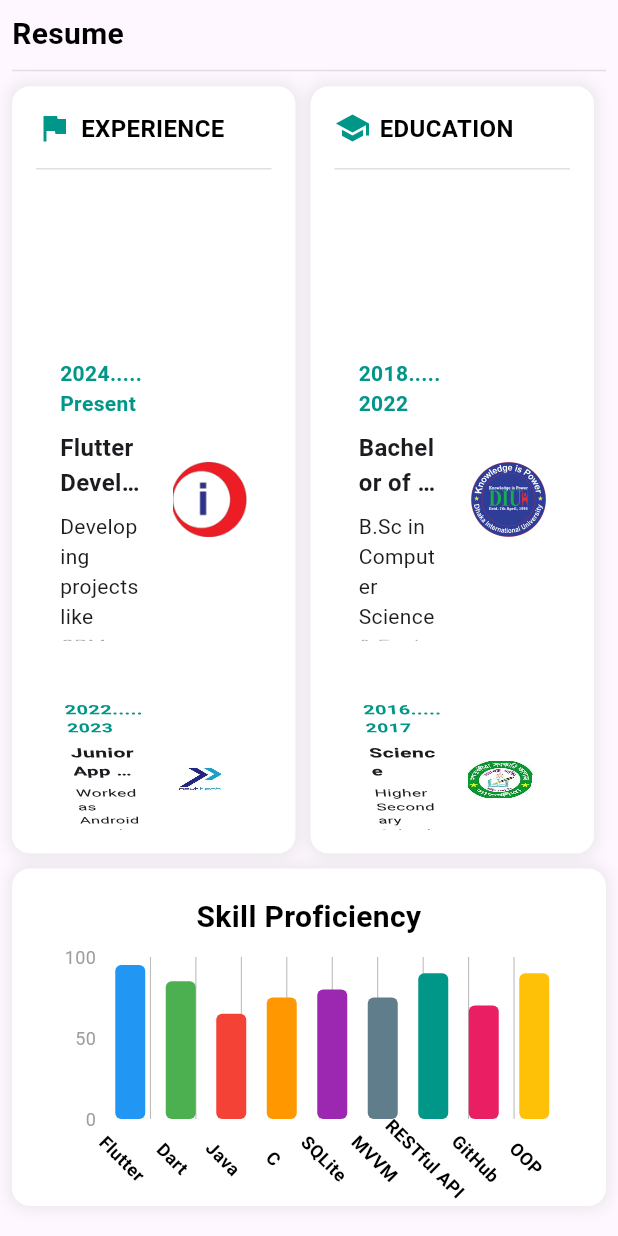
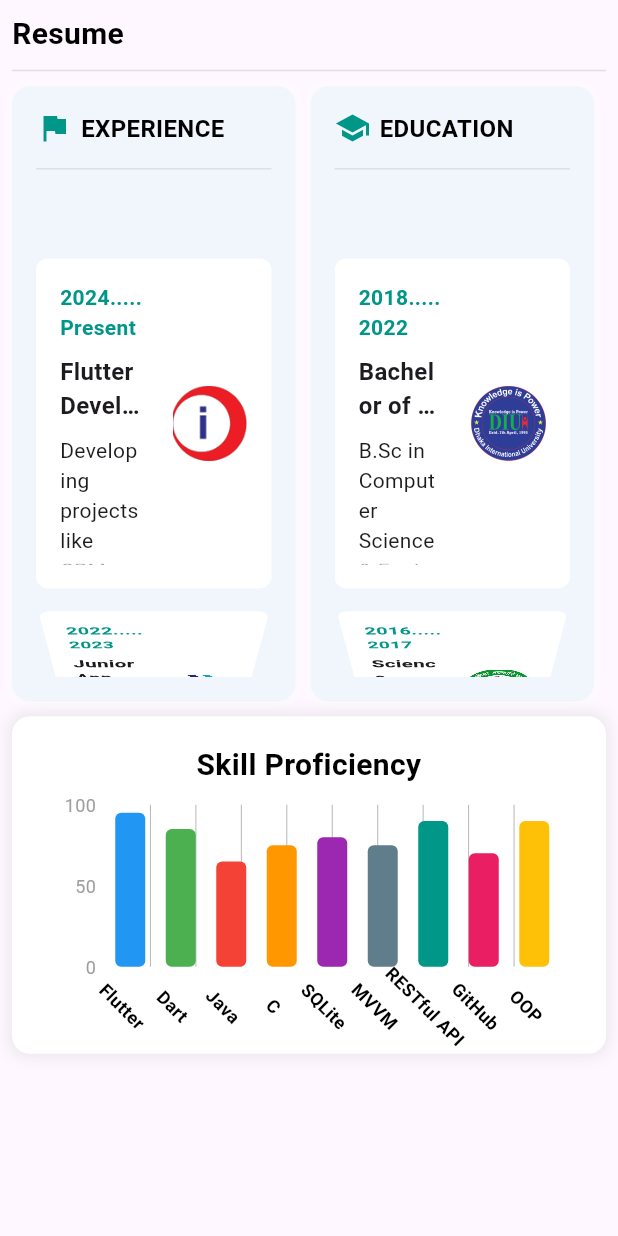
Before and after one commit to nayeemdiu/Sk-Portfolio-, a Flutter app: the ResumeScreen screen opened directly, on a phone screen of 412 x 824 dp. Run offline on Flutter 3.47's test engine with Material 3 defaults, Android fonts, the phone set to English and light mode, and no system bars; drawn by our look-alikes of fl_chart; our stand-ins replace flutter_staggered_animations; Roboto replaces fonts that are missing (Arial).

Commit message:
new change good working

```diff
--- a/lib/screen/resume_screen.dart
+++ b/lib/screen/resume_screen.dart
@@ -421,13 +421,14 @@ class _ResumeScreenState extends State<ResumeScreen> with SingleTickerProviderSt
       Widget scrollView,
       ) {
     return Container(
+      height: 410,
       padding: const EdgeInsets.all(16.0),
       decoration: BoxDecoration(
-        color: Colors.white,
+        color: Color.fromRGBO(225, 243, 250, 0.4470588235294118),
         borderRadius: BorderRadius.circular(12),
         boxShadow: [
           BoxShadow(
-            color: Colors.grey.withOpacity(0.2),
+            color: Colors.white.withOpacity(0.2),
             blurRadius: 8,
             spreadRadius: 2,
           ),
```
